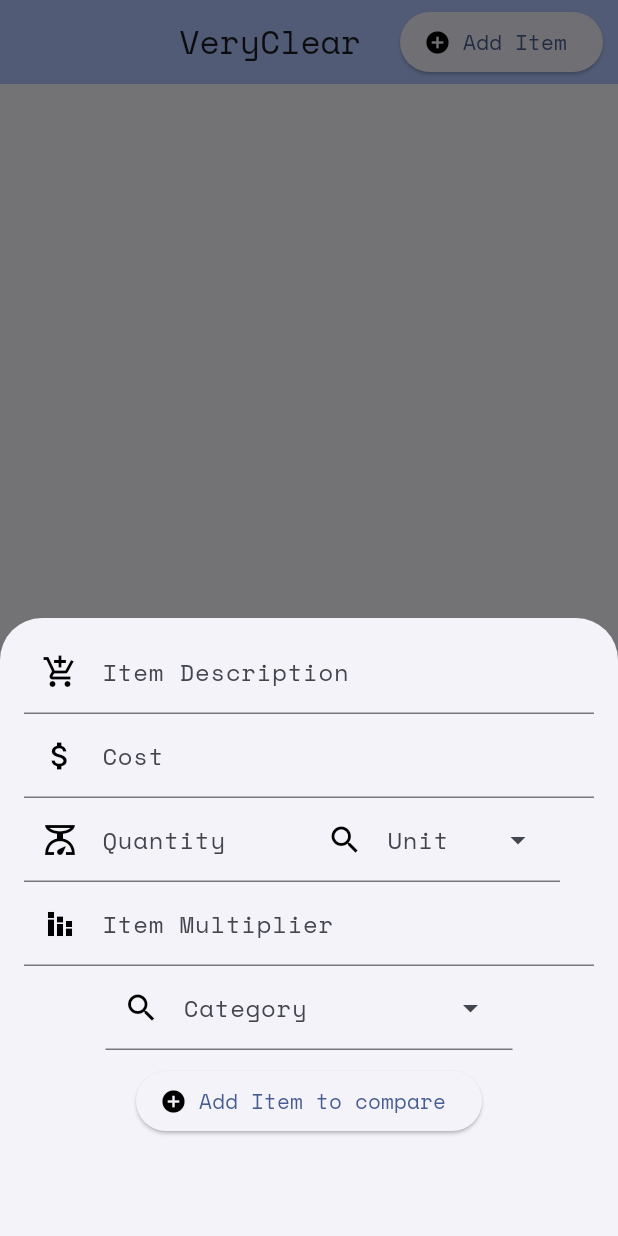
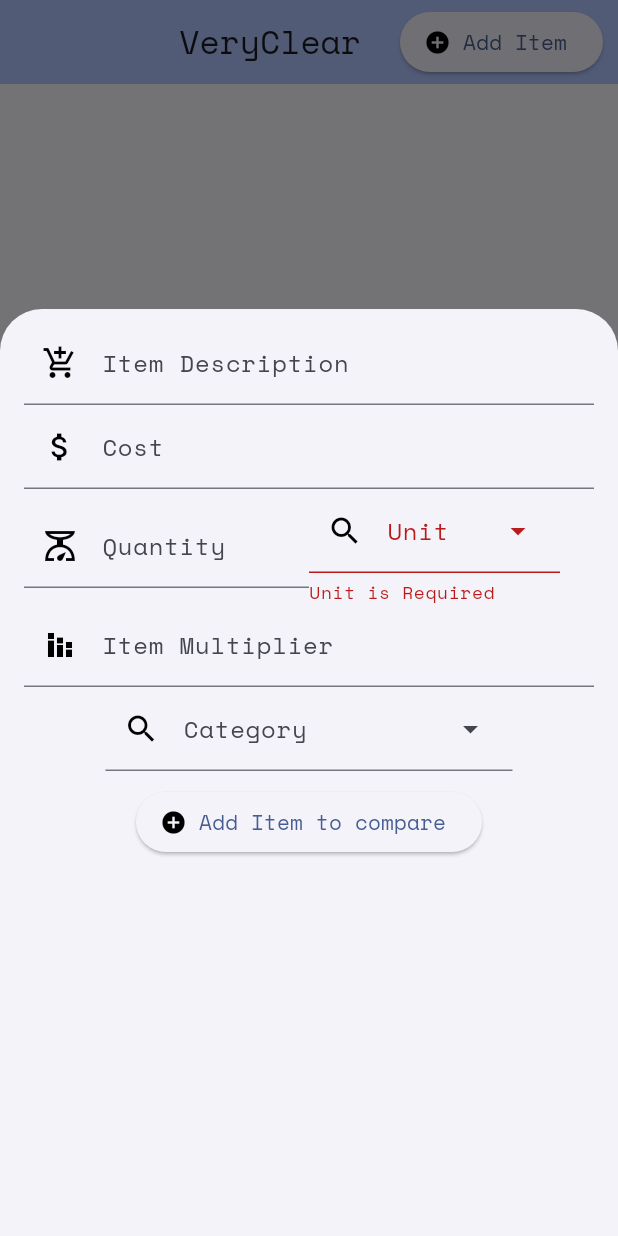
Before and after one commit to sandeep-josyula/veryclear, a Flutter app: the screen it shows after launch, after a tap on "Add Item", on a phone screen of 412 x 824 dp. Run offline on Flutter 3.47's test engine with Material 3 defaults, Android fonts, the light colour scheme and no system bars; our stand-ins replace google_fonts.

Commit message:
Selective logic is not added to unit selection

```diff
--- a/lib/main.dart
+++ b/lib/main.dart
@@ -199,7 +199,7 @@ class _AppLandingPageState extends State<AppLandingPage> {
                       // ignore: sized_box_for_whitespace
                       child: Container(
                         width: double.infinity,
-                        height: screenHeight * 0.50,
+                        height: screenHeight * 0.75,
                         child: Form(
                           key: _formKey,
                           child: Padding(
@@ -296,6 +296,7 @@ class _AppLandingPageState extends State<AppLandingPage> {
                                     ),
                                     Expanded(
                                       child: DropdownMenu(
+                                        errorText: 'Unit is Required',
                                         hintText: 'Type to search',
                                         menuHeight: 300.0,
                                         controller: unitSelectionController,
@@ -385,7 +386,9 @@ class _AppLandingPageState extends State<AppLandingPage> {
                                       const EdgeInsets.fromLTRB(40, 10, 40, 10),
                                   child: ElevatedButton.icon(
                                     onPressed: () {
-                                      double calculatedQuantity = double.parse(
+                                      if (_formKey.currentState!.validate()) {
+                                        double calculatedQuantity = double
+                                                .parse(
                                                     quantityController.text) *
                                             int.parse(
                                                 itemMultiplierController.text);
@@ -428,6 +431,7 @@ class _AppLandingPageState extends State<AppLandingPage> {
                                         // Clear the "Add Item" form fields
                                         clearAddItemFields();
                                         Navigator.pop(context);
+                                      }
                                     },
                                     label: const Text('Add Item to compare'),
                                     icon: const Icon(
```
Lines whose indentation alone changed are shown as unchanged.
